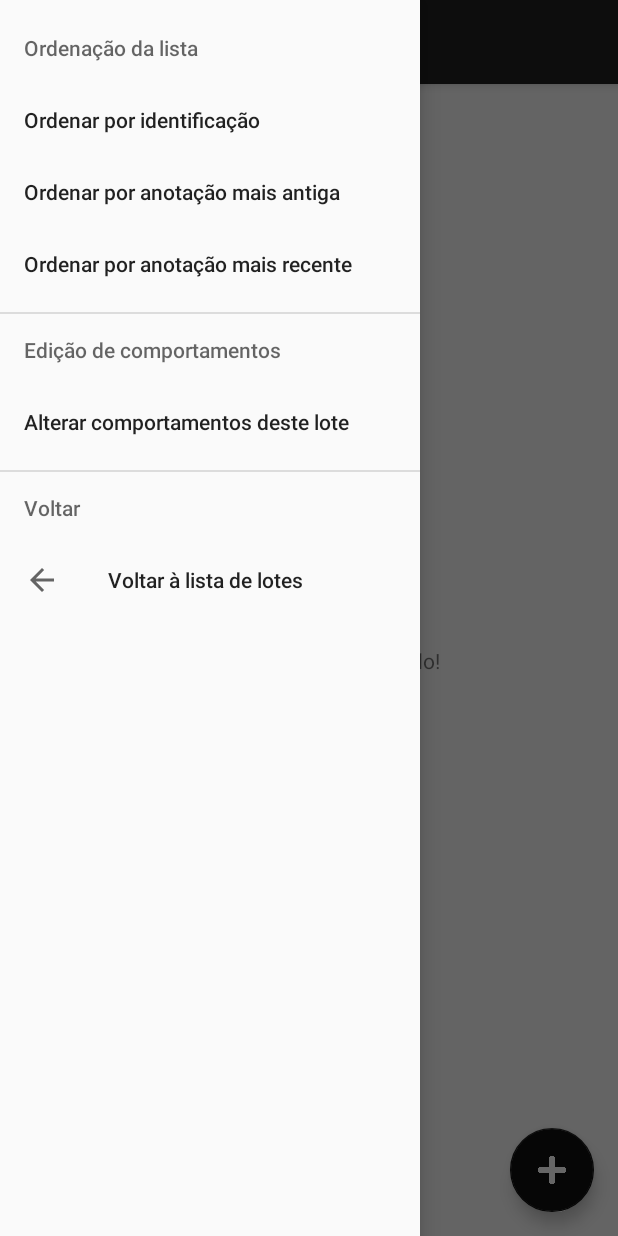
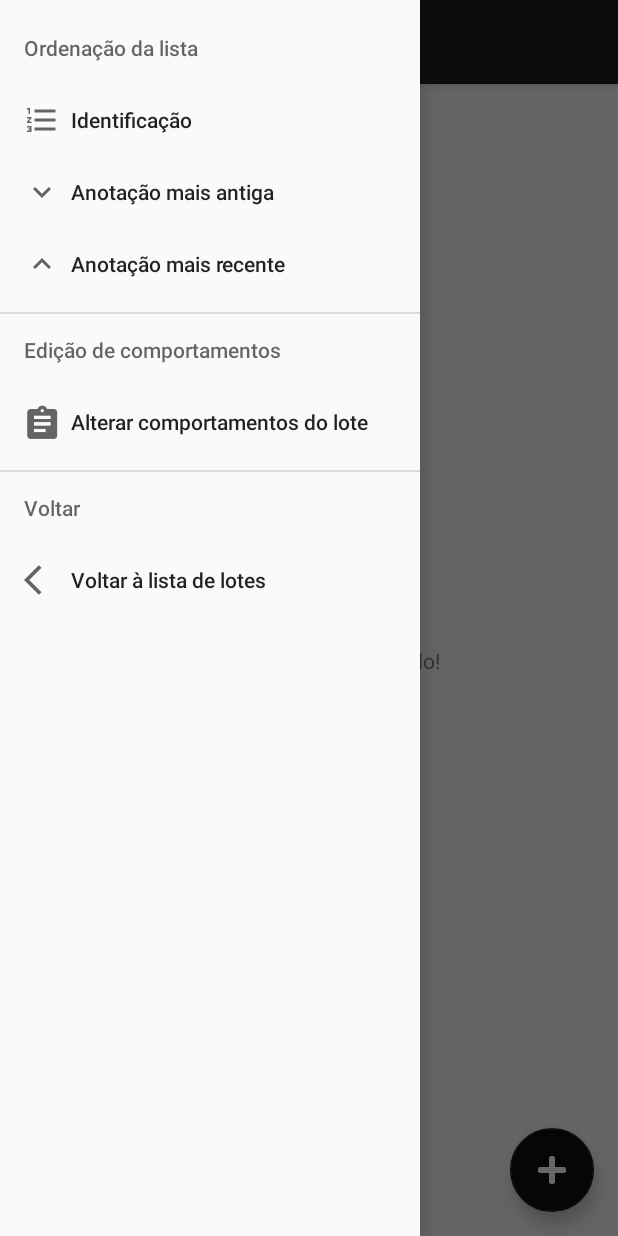
Before and after one commit to leandro-jesus-eng/Apis-mobile-UEMS, an Android app: the ListaAnimais screen opened directly, with no data from a screen before it, with the side drawer open, on a phone screen of 412 x 824 dp. Run offline under Robolectric (Android 15) with nearby library versions, the phone set to English and light mode, and no system bars; our stand-ins replace Room's generated code.

Commit message:
Melhorias no design (Botão Reprodutivo ainda incompleto)

```diff
--- a/app/src/main/java/com/apis/features/lote_list/LoteAdapter.java
+++ b/app/src/main/java/com/apis/features/lote_list/LoteAdapter.java
@@ -9,6 +9,8 @@ import android.view.LayoutInflater;
 import android.view.View;
 import android.view.ViewGroup;
 import android.widget.Button;
+import android.widget.ImageView;
+import android.widget.TextView;
 import android.widget.Toast;
 
 import androidx.annotation.NonNull;
--- /dev/null
+++ b/app/src/main/res/drawable/ic_baseline_arrow_back_ios_24.xml
@@ -0,0 +1,11 @@
+<vector xmlns:android="http://schemas.android.com/apk/res/android"
+    android:width="24dp"
+    android:height="24dp"
+    android:viewportWidth="24"
+    android:viewportHeight="24"
+    android:tint="?attr/colorControlNormal"
+    android:autoMirrored="true">
+  <path
+      android:fillColor="@android:color/white"
+      android:pathData="M11.67,3.87L9.9,2.1 0,12l9.9,9.9 1.77,-1.77L3.54,12z"/>
+</vector>
--- /dev/null
+++ b/app/src/main/res/drawable/ic_baseline_expand_less_24.xml
@@ -0,0 +1,10 @@
+<vector xmlns:android="http://schemas.android.com/apk/res/android"
+    android:width="24dp"
+    android:height="24dp"
+    android:viewportWidth="24"
+    android:viewportHeight="24"
+    android:tint="?attr/colorControlNormal">
+  <path
+      android:fillColor="@android:color/white"
+      android:pathData="M12,8l-6,6 1.41,1.41L12,10.83l4.59,4.58L18,14z"/>
+</vector>
--- /dev/null
+++ b/app/src/main/res/drawable/ic_baseline_expand_more_24.xml
@@ -0,0 +1,10 @@
+<vector xmlns:android="http://schemas.android.com/apk/res/android"
+    android:width="24dp"
+    android:height="24dp"
+    android:viewportWidth="24"
+    android:viewportHeight="24"
+    android:tint="?attr/colorControlNormal">
+  <path
+      android:fillColor="@android:color/white"
+      android:pathData="M16.59,8.59L12,13.17 7.41,8.59 6,10l6,6 6,-6z"/>
+</vector>
--- /dev/null
+++ b/app/src/main/res/drawable/ic_baseline_format_list_numbered_24.xml
@@ -0,0 +1,10 @@
+<vector xmlns:android="http://schemas.android.com/apk/res/android"
+    android:width="24dp"
+    android:height="24dp"
+    android:viewportWidth="24"
+    android:viewportHeight="24"
+    android:tint="?attr/colorControlNormal">
+  <path
+      android:fillColor="@android:color/white"
+      android:pathData="M2,17h2v0.5L3,17.5v1h1v0.5L2,19v1h3v-4L2,16v1zM3,8h1L4,4L2,4v1h1v3zM2,11h1.8L2,13.1v0.9h3v-1L3.2,13L5,10.9L5,10L2,10v1zM7,5v2h14L21,5L7,5zM7,19h14v-2L7,17v2zM7,13h14v-2L7,11v2z"/>
+</vector>
--- a/app/src/main/res/layout/activity_adicionar_comp_reprodutivo.xml
+++ b/app/src/main/res/layout/activity_adicionar_comp_reprodutivo.xml
@@ -96,7 +96,7 @@
         </LinearLayout>
 
     </androidx.core.widget.NestedScrollView>
-
+<!--
     <com.google.android.material.floatingactionbutton.FloatingActionButton
         android:id="@+id/fab"
         android:layout_width="wrap_content"
@@ -106,5 +106,5 @@
         app:layout_anchorGravity="bottom|end"
         app:srcCompat="@drawable/cow_white"
         />
-
+-->
 </androidx.coordinatorlayout.widget.CoordinatorLayout>
--- a/app/src/main/res/layout/activity_drawer.xml
+++ b/app/src/main/res/layout/activity_drawer.xml
@@ -20,6 +20,7 @@
         android:layout_gravity="start"
         android:fitsSystemWindows="true"
         app:headerLayout="@layout/nav_header_drawer"
-        app:menu="@menu/activity_drawer_drawer" />
+        app:menu="@menu/activity_drawer_drawer"
+        app:itemIconPadding="7dp"/>
 
 </androidx.drawerlayout.widget.DrawerLayout>
--- a/app/src/main/res/layout/activity_edicao_comportamento.xml
+++ b/app/src/main/res/layout/activity_edicao_comportamento.xml
@@ -67,7 +67,7 @@
                 android:id="@+id/lbl_tipo_adicionar_comportamento"
                 android:layout_width="wrap_content"
                 android:layout_height="wrap_content"
-                android:layout_marginTop="8dp"
+                android:layout_marginTop="12dp"
                 android:text="Adicionar tipo de comportamento"
                 android:textSize="15sp"
                 android:textStyle="bold"
@@ -78,13 +78,15 @@
 
             <Button
                 android:id="@+id/btnSaveFormulario"
-                android:onClick="saveData"
                 android:layout_width="0dp"
                 android:layout_height="wrap_content"
                 android:layout_marginStart="32dp"
                 android:layout_marginTop="32dp"
                 android:layout_marginEnd="32dp"
+                android:layout_marginBottom="16dp"
+                android:onClick="saveData"
                 android:text="Salvar"
+                app:layout_constraintBottom_toBottomOf="parent"
                 app:layout_constraintEnd_toEndOf="parent"
                 app:layout_constraintStart_toStartOf="parent"
                 app:layout_constraintTop_toBottomOf="@+id/lbl_tipo_adicionar_comportamento" />
--- a/app/src/main/res/layout/activity_lista_animais.xml
+++ b/app/src/main/res/layout/activity_lista_animais.xml
@@ -45,5 +45,7 @@
         android:layout_width="wrap_content"
         android:layout_height="match_parent"
         android:layout_gravity="start"
-        app:menu="@menu/lista_animais_menu" />
+        app:menu="@menu/lista_animais_menu"
+        app:itemIconPadding="7dp"
+        />
 </androidx.drawerlayout.widget.DrawerLayout>
--- a/app/src/main/res/layout/item_comportamento_edit.xml
+++ b/app/src/main/res/layout/item_comportamento_edit.xml
@@ -29,11 +29,11 @@
 
     <ImageButton
         android:id="@+id/imgAddTipo"
-        android:layout_width="31dp"
-        android:layout_height="27dp"
+        android:layout_width="25dp"
+        android:layout_height="25dp"
         android:layout_alignParentTop="true"
         android:layout_marginTop="4dp"
-        android:background="@drawable/ic_baseline_delete_24"
+        android:background="@drawable/ic_baseline_close_24"
         app:layout_constraintStart_toEndOf="@+id/edNomeComportamento"
         app:layout_constraintTop_toTopOf="@+id/check" />
 
--- a/app/src/main/res/menu/activity_drawer_drawer.xml
+++ b/app/src/main/res/menu/activity_drawer_drawer.xml
@@ -17,7 +17,7 @@
             <item
                 android:id="@+id/nav_edicao_comportamentos"
                 android:icon="@drawable/prefs"
-                android:title="Comportamentos" />
+                android:title="Alterar Comportamentos padrão" />
             <item
                 android:id="@+id/nav_delete_all"
                 android:icon="@drawable/trash"
--- a/app/src/main/res/menu/lista_animais_menu.xml
+++ b/app/src/main/res/menu/lista_animais_menu.xml
@@ -9,6 +9,7 @@
                 android:orderInCategory="100"
                 android:title="@string/ordenar_por_id"
                 android:checkable="true"
+                android:icon="@drawable/ic_baseline_format_list_numbered_24"
                />
 
             <item
@@ -16,12 +17,14 @@
                 android:orderInCategory="100"
                 android:title="@string/ordenar_por_anota_o_mais_antiga"
                 android:checkable="true"
+                android:icon="@drawable/ic_baseline_expand_more_24"
                 />
             <item
                 android:id="@+id/ordenacaoAnotacaoASC"
                 android:orderInCategory="100"
                 android:title="@string/ordenar_por_anota_o_mais_recente"
                 android:checkable="true"
+                android:icon="@drawable/ic_baseline_expand_less_24"
                 />
 
         </menu>
@@ -32,8 +35,8 @@
             <item
                 android:id="@+id/edit_comportamento_lote"
                 android:orderInCategory="100"
-                android:title= "@string/alterar_comportamentos_deste_lote"/>
-                <!-- android:icon="@drawable/cow_white" -->
+                android:title= "@string/alterar_comportamentos_deste_lote"
+                android:icon="@drawable/cow_white"/>
         </menu>
     </item>
 
@@ -43,7 +46,7 @@
                 android:id="@+id/voltar"
                 android:orderInCategory="100"
                 android:title="@string/voltar_lista_de_lotes"
-                android:icon="@drawable/ic_baseline_arrow_back_24"/>
+                android:icon="@drawable/ic_baseline_arrow_back_ios_24"/>
         </menu>
     </item>
 </menu>
--- a/app/src/main/res/values/strings.xml
+++ b/app/src/main/res/values/strings.xml
@@ -87,9 +87,9 @@
     <string name="menu_tools">Tools</string>
     <string name="menu_share">Share</string>
     <string name="menu_send">Send</string>
-    <string name="ordenar_por_id">Ordenar por identificação</string>
-    <string name="ordenar_por_anota_o_mais_recente">Ordenar por anotação mais recente</string>
-    <string name="ordenar_por_anota_o_mais_antiga">Ordenar por anotação mais antiga</string>
+    <string name="ordenar_por_id">Identificação</string>
+    <string name="ordenar_por_anota_o_mais_recente">Anotação mais recente</string>
+    <string name="ordenar_por_anota_o_mais_antiga">Anotação mais antiga</string>
     <string name="voltar_lista_de_lotes">Voltar à lista de lotes</string>
     <string name="voltar">Voltar</string>
     <string name="ordena_o_da_lista">Ordenação da lista</string>
@@ -104,10 +104,10 @@
     <string name="hello_first_fragment">Hello first fragment</string>
     <string name="hello_second_fragment">Hello second fragment. Arg: %1$s</string>
     <string name="edi_o_de_comportamentos">Edição de comportamentos</string>
-    <string name="alterar_comportamentos_deste_lote">Alterar comportamentos deste lote</string>
+    <string name="alterar_comportamentos_deste_lote">Alterar comportamentos do lote</string>
     <string name="observa_es">Observações</string>
     <string name="est_montando">Está montando</string>
     <string name="est_aceitando_monta">Está aceitando monta</string>
-
+    <string name="reprodutivo">Reprodutivo</string>
 
 </resources>
```
Also changed, not shown: app/src/main/java/com/apis/features/comportamento_reprodutivo/AdicionarCompReprodutivo.java (+19 -16 lines), app/src/main/java/com/apis/features/comportamento_reprodutivo/AdicionarCompReprodutivoAdapter.java (+11 -9 lines), app/src/main/java/com/apis/features/comportamentos_list/AdicionarComportamento.java (+5 -6 lines), app/src/main/res/drawable/button_ir_para_reprodutivo.xml (added, +10 -0 lines), app/src/main/res/drawable/ic_baseline_close_24.xml (added, +10 -0 lines), app/src/main/res/layout/activity_adicionar_comportamento.xml (+12 -5 lines), app/src/main/res/layout/item_tipo_comportamento.xml (+8 -4 lines).
